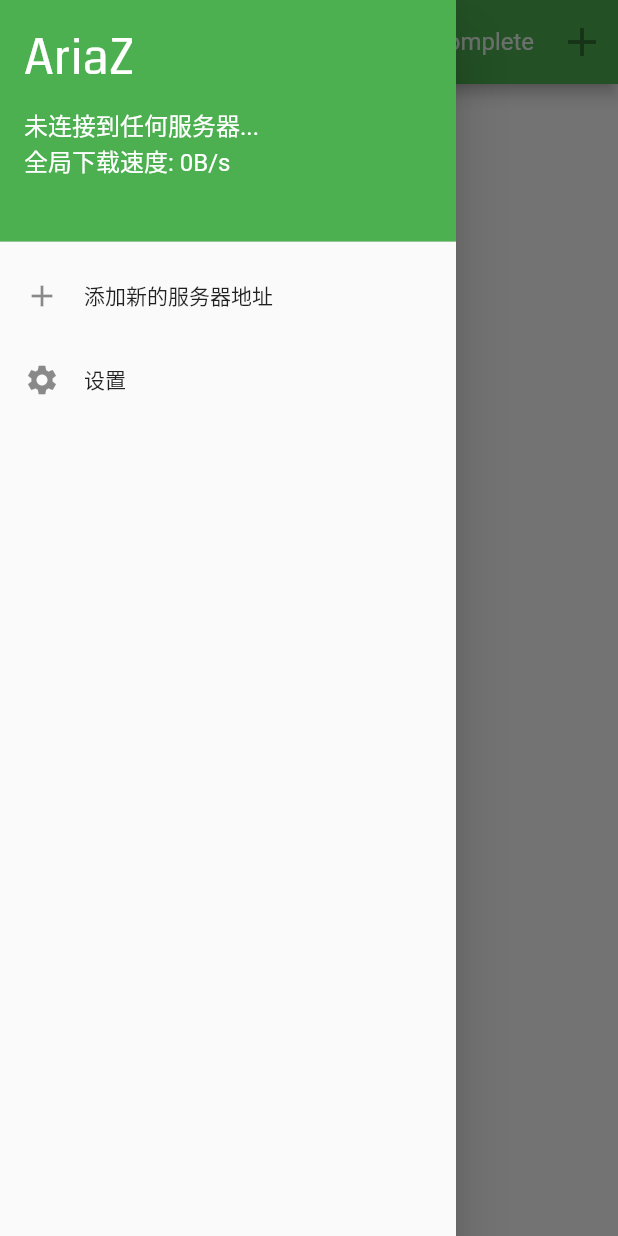
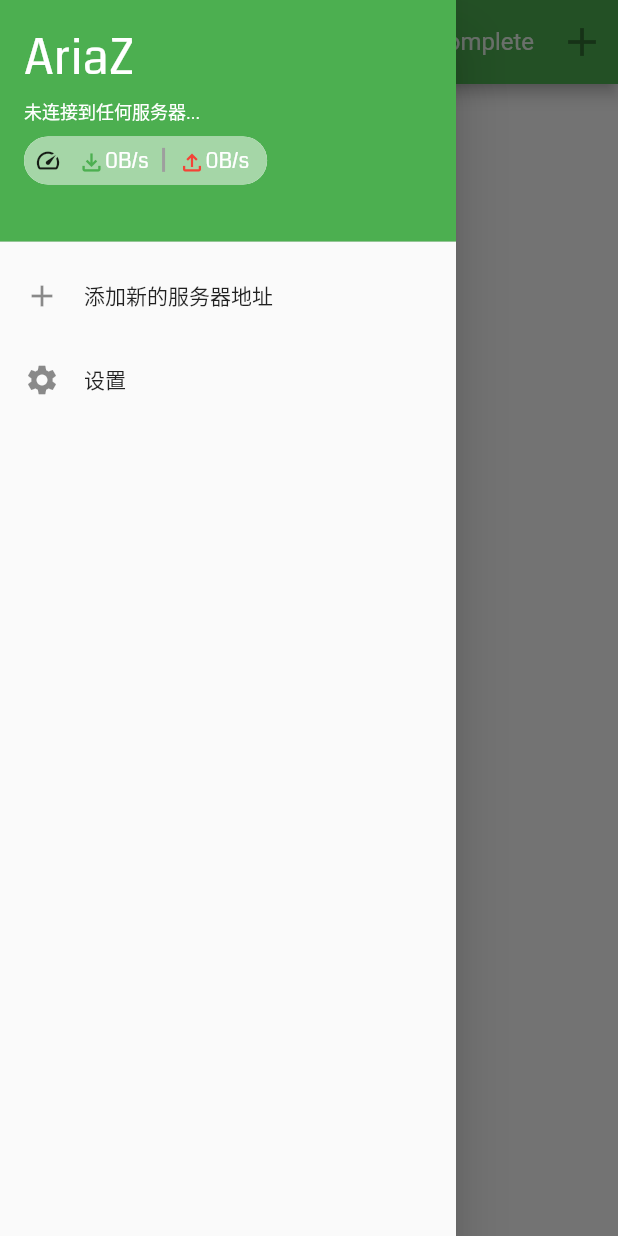
Before and after one commit to fengqiaozhu/aria_z, a Flutter app: the screen it shows after launch, with the side drawer open, on a phone screen of 412 x 824 dp. Run offline on Flutter 3.47's test engine with Material 2 defaults, Android fonts, the phone set to English and light mode, and no system bars; our stand-ins replace dio, file_picker, flutter_slidable, flutter_spinkit, hive, hive_flutter and 3 more; missing offline and left inert: aria2; accounts and stored records are empty.

Commit message:
add up-down speed in drawerHeader;draw click check

```diff
--- a/lib/components/custom_drawer.dart
+++ b/lib/components/custom_drawer.dart
@@ -61,7 +61,8 @@
                           BoxDecoration(color: Theme.of(context).primaryColor),
                       child: DefaultTextStyle(
                           style: TextStyle(
-                              color: Theme.of(context).colorScheme.onPrimary),
+                              color: Theme.of(context).colorScheme.onPrimary,
+                              fontSize: 12),
                           child: Container(
                             alignment: Alignment.topLeft,
                             child: Column(
@@ -70,20 +71,83 @@
                                 const Text("AriaZ",
                                     style: TextStyle(
                                         fontFamily: 'Coda', fontSize: 32)),
-                                const SizedBox(height: 10),
+                                const SizedBox(height: 4),
                                 Text(
                                     app.item2 != null
                                         ? "已连接到: ${app.item2?.host}:${app.item2?.port}"
                                         : '未连接到任何服务器...',
-                                    style: const TextStyle(fontSize: 16)),
+                                    style: const TextStyle()),
                                 serverInfo.item2 != null
                                     ? Text(
                                         "aria2版本: ${serverInfo.item2?.version ?? ''}",
-                                        style: const TextStyle(fontSize: 16))
+                                        style: const TextStyle())
                                     : const SizedBox(),
-                                Text(
-                                    "全局下载速度: ${formatSpeed(serverInfo.item1?.downloadSpeed ?? 0)}",
-                                    style: const TextStyle(fontSize: 16))
+                                Chip(
+                                    backgroundColor:
+                                        Theme.of(context).backgroundColor,
+                                    avatar: const Icon(Icons.speed),
+                                    label: DefaultTextStyle(
+                                        textAlign: TextAlign.center,
+                                        style: TextStyle(
+                                            color: Theme.of(context)
+                                                .colorScheme
+                                                .onBackground,
+                                            fontSize: 12),
+                                        child: Text.rich(TextSpan(
+                                          children: [
+                                            TextSpan(
+                                                children: [
+                                                  const WidgetSpan(
+                                                      child: Icon(
+                                                    Icons
+                                                        .file_download_outlined,
+                                                    size: 18,
+                                                    color: Colors.green,
+                                                  )),
+                                                  TextSpan(
+                                                      text: formatSpeed(serverInfo
+                                                              .item1
+                                                              ?.downloadSpeed ??
+                                                          0)),
+                                                ],
+                                                style: const TextStyle(
+                                                  fontFamily: 'Coda',
+                                                  fontSize: 14,
+                                                )),
+                                            const WidgetSpan(
+                                                child: SizedBox(
+                                              height: 16,
+                                              child: VerticalDivider(
+                                                color: Colors.grey,
+                                                thickness: 2,
+                                                width: 20,
+                                              ),
+                                            )),
+                                            // const TextSpan(
+                                            //     text: '     ',
+                                            //     style: TextStyle(
+                                            //         fontWeight:
+                                            //             FontWeight.w800)),
+                                            TextSpan(
+                                                children: [
+                                                  const WidgetSpan(
+                                                      child: Icon(
+                                                    Icons.file_upload_outlined,
+                                                    size: 18,
+                                                    color: Colors.red,
+                                                  )),
+                                                  TextSpan(
+                                                      text: formatSpeed(serverInfo
+                                                              .item1
+                                                              ?.uploadSpeed ??
+                                                          0)),
+                                                ],
+                                                style: const TextStyle(
+                                                  fontFamily: 'Coda',
+                                                  fontSize: 14,
+                                                ))
+                                          ],
+                                        ))))
                               ],
                             ),
                           )));
@@ -150,7 +214,9 @@
                             app.item2?.toJson().toString(),
                         onTap: () {
                           Navigator.pop(context);
-                          checkAndUseConfig(_parentContext, acc);
+                          if (acc.configName != app.item2?.configName) {
+                            checkAndUseConfig(_parentContext, acc);
+                          }
                         },
                       );
                     })),
--- a/lib/components/custom_snack_bar.dart
+++ b/lib/components/custom_snack_bar.dart
@@ -33,12 +33,10 @@
 
 checkAndUseConfig(BuildContext context, Aria2ConnectConfig config) async {
   AppState _appState = Provider.of<AppState>(context, listen: false);
-  if (_appState.selectedAria2ConnectConfig?.configName != config.configName) {
-    _appState.clearCurrentServerAllState();
+  _appState.clearCurrentServerAllState();
     Aria2Response checkResult = await _appState.checkAria2ConnectConfig(config);
     if (checkResult.status == Aria2ResponseStatus.error) {
       showCustomSnackBar(context, 2, Text(checkResult.message));
     }
     _appState.connectToAria2Server(checkResult.data);
-  }
 }
```
